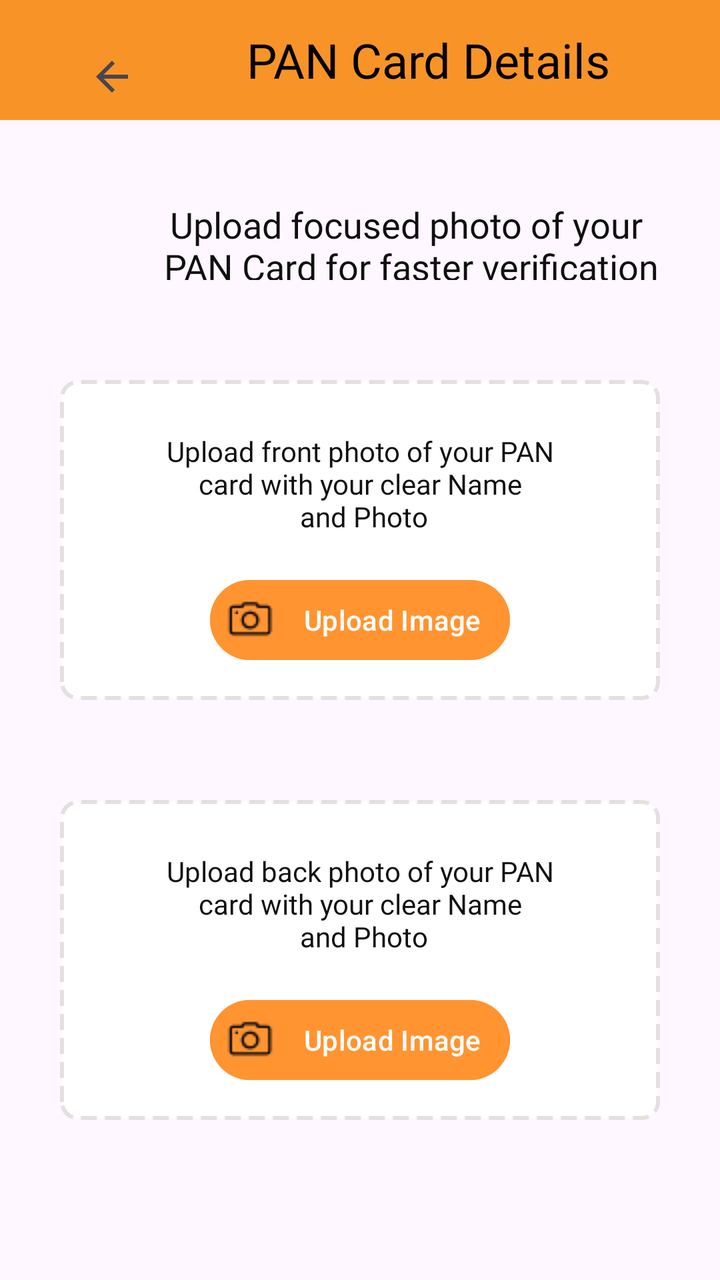
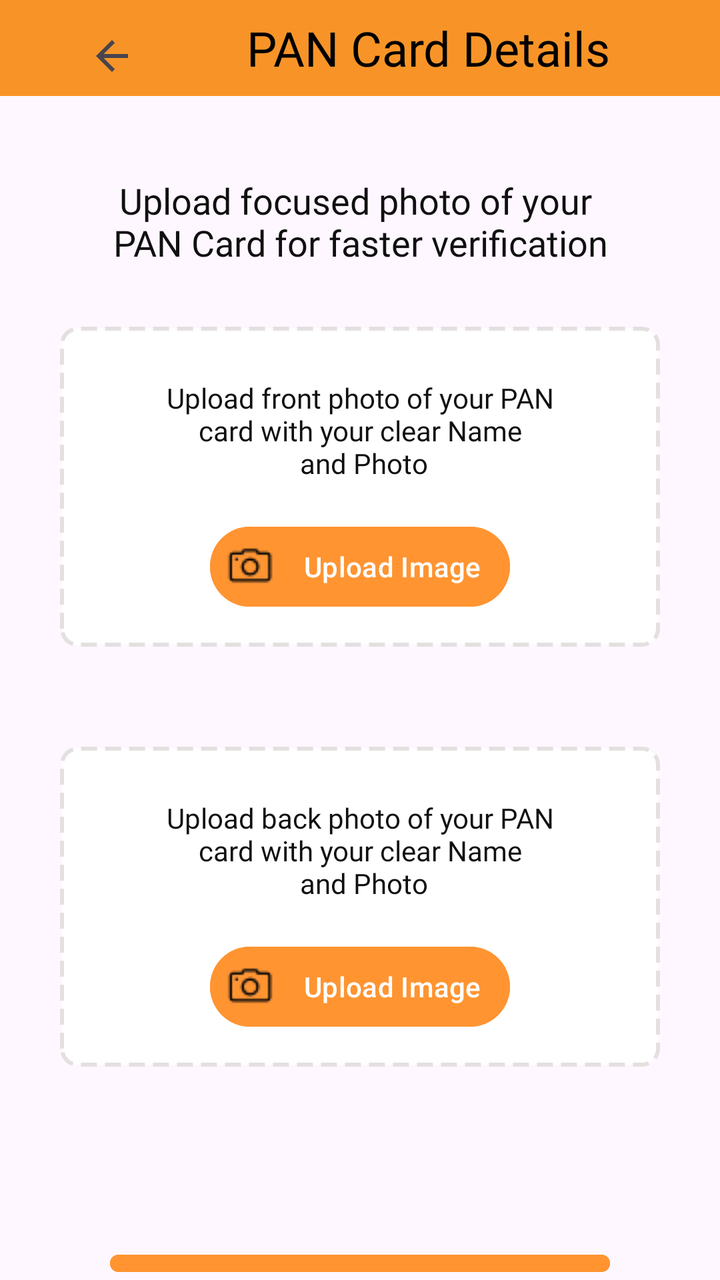

The first picture is an Android layout as it rendered before a commit; the second is the same layout after the commit. The layout source and the unified diff follow.
<!-- AndroidManifest.xml: application theme Theme.B2CDeliveryApp -->
<!-- res/layout/activity_pan_card.xml -->
<?xml version="1.0" encoding="utf-8"?>
<LinearLayout xmlns:android="http://schemas.android.com/apk/res/android"
    xmlns:app="http://schemas.android.com/apk/res-auto"
    android:layout_width="match_parent"
    android:layout_height="match_parent"
    xmlns:tools="http://schemas.android.com/tools"
    android:id="@+id/linearlayoutpan"
    android:orientation="vertical"
    tools:context=".PanCard">


    <LinearLayout
        android:id="@+id/main"
        android:layout_width="match_parent"
        android:layout_height="wrap_content"
        android:layout_marginBottom="40dp"
        android:background="#F89427"
        android:orientation="horizontal">

        <Button
            android:id="@+id/panBackBtn"
            android:layout_width="48dp"
            android:layout_height="48dp"
            android:layout_marginLeft="20dp"
            android:text="do"
            android:background="@android:color/transparent"
            android:drawableLeft="@drawable/baseline_arrow_back_black"
            android:gravity="center_vertical" />

        <TextView

            android:id="@+id/textView"
            android:layout_width="match_parent"
            android:layout_height="180px"
            android:background="#F89427"
            android:fontFamily="@font/archivo_bold"

            android:gravity="center"
            android:text="PAN Card Details"
            android:textAlignment="center"
            android:textColor="@color/black"
            android:textSize="24sp" />


    </LinearLayout>

    <TextView
        android:id="@+id/textView2"
        android:layout_width="351dp"
        android:layout_height="40dp"
        android:layout_marginLeft="30dp"
        android:fontFamily="@font/archivo_medium"
        android:text="Upload focused photo of your \nPAN Card for faster verification"
        android:textAlignment="center"
        android:textColor="#101010"
        android:textSize="18sp" />

    <LinearLayout
        android:layout_width="match_parent"
        android:layout_height="wrap_content"
        android:orientation="vertical"
        android:layout_marginLeft="30dp"
        android:layout_marginTop="50dp"
        android:layout_marginRight="30dp"
        android:background="@drawable/border"
        android:padding="16dp">

        <TextView
            android:id="@+id/frontPanTextView"
            android:layout_width="match_parent"
            android:layout_height="80dp"
            android:fontFamily="@font/archivo_medium"
            android:paddingTop="10dp"
            android:text="Upload front photo of your PAN\n card with your clear Name \n and Photo"
            android:textAlignment="center"
            android:textColor="#101010" />

        <Button
            android:id="@+id/front_pan_upload_button"
            android:layout_width="150dp"
            android:layout_height="wrap_content"
            android:padding="8dp"
            android:drawableLeft="@drawable/camera"
            android:textAlignment="center"
            android:backgroundTint="@color/orange"
            android:layout_gravity="center"
            android:text="Upload Image" />
    </LinearLayout>

    <LinearLayout
        android:layout_width="match_parent"
        android:layout_height="wrap_content"
        android:orientation="vertical"
        android:layout_marginLeft="30dp"
        android:layout_marginTop="50dp"
        android:layout_marginRight="30dp"
        android:background="@drawable/border"
        android:padding="16dp">

        <TextView
            android:id="@+id/back_pan_text_view"
            android:layout_width="match_parent"
            android:layout_height="80dp"
            android:fontFamily="@font/archivo_medium"
            android:paddingTop="10dp"
            android:text="Upload back photo of your PAN\n card with your clear Name \n and Photo"
            android:textAlignment="center"
            android:textColor="#101010" />

        <Button
            android:id="@+id/back_pan_upload_button"
            android:layout_width="150dp"
            android:layout_height="wrap_content"
            android:padding="8dp"
            android:drawableLeft="@drawable/camera"
            android:textAlignment="center"
            android:backgroundTint="@color/orange"
            android:layout_gravity="center"
            android:text="Upload Image" />
    </LinearLayout>


    <Button
        android:id="@+id/submit_pan_button"
        android:layout_width="250dp"
        android:layout_height="wrap_content"
        android:layout_marginStart="20dp"
        android:layout_marginEnd="20dp"
        android:layout_marginTop="90dp"
        android:textSize="20sp"
        android:textColor="#FFFFFF"
        android:paddingTop="16dp"
        android:text="Submit"
        android:paddingHorizontal="8dp"
        android:paddingBottom="12dp"
        android:backgroundTint="@color/orange"
        android:layout_gravity="center"/>

</LinearLayout>
<!-- resources referenced by this layout -->
<resources>
  <color name="black">#FF000000</color>
  <color name="orange">#FF9431</color>
  <!-- drawable baseline_arrow_back_black (drawable) -->
  <vector xmlns:android="http://schemas.android.com/apk/res/android"
      android:autoMirrored="true"
      android:height="24dp"
      android:viewportHeight="24"
      android:viewportWidth="24"
      android:width="24dp">
  
      <path
          android:fillColor="?attr/colorControlNormal"
          android:pathData="M20,11H7.83l5.59,-5.59L12,4l-8,8 8,8 1.41,-1.41L7.83,13H20v-2z" />
  </vector>
  <!-- drawable border (drawable) -->
  <?xml version="1.0" encoding="utf-8"?>
  <shape xmlns:android="http://schemas.android.com/apk/res/android">
      <solid android:color="#FFFFFF"/>
      <stroke
          android:width="2dp"
          android:color="@color/grey"
      android:dashWidth="8dp"
      android:dashGap="4dp"/>
      <corners android:radius="8dp"/>
  </shape>
  <!-- drawable camera: png bitmap (drawable, 815 bytes) -->
  <style name="Theme.B2CDeliveryApp" parent="Base.Theme.B2CDeliveryApp" />
  <color name="grey">#E4E0E0</color>
  <style name="Base.Theme.B2CDeliveryApp" parent="Theme.Material3.DayNight.NoActionBar">
          
          
      </style>
</resources>

<!-- the commit's change to res/layout/activity_pan_card.xml (unified diff, before → after) -->
@@ -1,139 +1,153 @@
 <?xml version="1.0" encoding="utf-8"?>
-<LinearLayout xmlns:android="http://schemas.android.com/apk/res/android"
+<androidx.coordinatorlayout.widget.CoordinatorLayout
+    xmlns:android="http://schemas.android.com/apk/res/android"
     xmlns:app="http://schemas.android.com/apk/res-auto"
+    xmlns:tools="http://schemas.android.com/tools"
     android:layout_width="match_parent"
     android:layout_height="match_parent"
-    xmlns:tools="http://schemas.android.com/tools"
+    android:fitsSystemWindows="true"
     android:id="@+id/linearlayoutpan"
-    android:orientation="vertical"
     tools:context=".PanCard">
 
+    
+    <LinearLayout
+        android:layout_width="match_parent"
+        android:layout_height="match_parent"
+        android:orientation="vertical">
 
-    <LinearLayout
-        android:id="@+id/main"
-        android:layout_width="match_parent"
-        android:layout_height="wrap_content"
-        android:layout_marginBottom="40dp"
-        android:background="#F89427"
-        android:orientation="horizontal">
+        
+        <LinearLayout
+            android:id="@+id/main"
+            android:layout_width="match_parent"
+            android:layout_height="wrap_content"
+            android:layout_marginBottom="40dp"
+            android:background="#F89427"
+            android:orientation="horizontal">
 
+            <Button
+                android:id="@+id/panBackBtn"
+                android:layout_width="48dp"
+                android:layout_height="48dp"
+                android:layout_marginLeft="20dp"
+                android:background="@android:color/transparent"
+                android:text=""
+                android:drawableLeft="@drawable/baseline_arrow_back_black" />
+
+            <TextView
+                android:id="@+id/textView"
+                android:layout_width="match_parent"
+                android:layout_height="48dp"
+                android:background="#F89427"
+                android:fontFamily="@font/archivo_bold"
+                android:gravity="center"
+                android:text="PAN Card Details"
+                android:textAlignment="center"
+                android:textColor="@color/black"
+                android:textSize="24sp" />
+        </LinearLayout>
+
+        
+        <TextView
+            android:id="@+id/textView2"
+            android:layout_width="match_parent"
+            android:layout_height="wrap_content"
+            android:layout_marginHorizontal="30dp"
+            android:fontFamily="@font/archivo_medium"
+            android:text="Upload focused photo of your \nPAN Card for faster verification"
+            android:textAlignment="center"
+            android:textColor="#101010"
+            android:textSize="18sp" />
+
+        
+        <LinearLayout
+            android:layout_width="match_parent"
+            android:layout_height="wrap_content"
+            android:orientation="vertical"
+            android:layout_margin="30dp"
+            android:background="@drawable/border"
+            android:padding="16dp">
+
+            <TextView
+                android:id="@+id/frontPanTextView"
+                android:layout_width="match_parent"
+                android:layout_height="80dp"
+                android:fontFamily="@font/archivo_medium"
+                android:paddingTop="10dp"
+                android:text="Upload front photo of your PAN\n card with your clear Name \n and Photo"
+                android:textAlignment="center"
+                android:textColor="#101010" />
+
+            <Button
+                android:id="@+id/front_pan_upload_button"
+                android:layout_width="150dp"
+                android:layout_height="wrap_content"
+                android:padding="8dp"
+                android:drawableLeft="@drawable/camera"
+                android:backgroundTint="@color/orange"
+                android:textAlignment="center"
+                android:layout_gravity="center"
+                android:text="Upload Image" />
+        </LinearLayout>
+
+        
+        <LinearLayout
+            android:layout_width="match_parent"
+            android:layout_height="wrap_content"
+            android:orientation="vertical"
+            android:layout_marginHorizontal="30dp"
+            android:layout_marginTop="20dp"
+            android:background="@drawable/border"
+            android:padding="16dp">
+
+            <TextView
+                android:id="@+id/back_pan_text_view"
+                android:layout_width="match_parent"
+                android:layout_height="80dp"
+                android:fontFamily="@font/archivo_medium"
+                android:paddingTop="10dp"
+                android:text="Upload back photo of your PAN\n card with your clear Name \n and Photo"
+                android:textAlignment="center"
+                android:textColor="#101010" />
+
+            <Button
+                android:id="@+id/back_pan_upload_button"
+                android:layout_width="150dp"
+                android:layout_height="wrap_content"
+                android:padding="8dp"
+                android:drawableLeft="@drawable/camera"
+                android:backgroundTint="@color/orange"
+                android:textAlignment="center"
+                android:layout_gravity="center"
+                android:text="Upload Image" />
+        </LinearLayout>
+
+        
         <Button
-            android:id="@+id/panBackBtn"
-            android:layout_width="48dp"
-            android:layout_height="48dp"
-            android:layout_marginLeft="20dp"
-            android:text="do"
-            android:background="@android:color/transparent"
-            android:drawableLeft="@drawable/baseline_arrow_back_black"
-            android:gravity="center_vertical" />
-
-        <TextView
-
-            android:id="@+id/textView"
-            android:layout_width="match_parent"
-            android:layout_height="180px"
-            android:background="#F89427"
-            android:fontFamily="@font/archivo_bold"
-
-            android:gravity="center"
-            android:text="PAN Card Details"
-            android:textAlignment="center"
-            android:textColor="@color/black"
-            android:textSize="24sp" />
-
-
+            android:id="@+id/submit_pan_button"
+            android:layout_width="250dp"
+            android:layout_height="wrap_content"
+            android:layout_marginTop="90dp"
+            android:textSize="20sp"
+            android:textColor="#FFFFFF"
+            android:paddingTop="16dp"
+            android:paddingHorizontal="8dp"
+            android:paddingBottom="12dp"
+            android:backgroundTint="@color/orange"
+            android:layout_gravity="center"
+            android:text="Submit" />
     </LinearLayout>
 
-    <TextView
-        android:id="@+id/textView2"
-        android:layout_width="351dp"
-        android:layout_height="40dp"
-        android:layout_marginLeft="30dp"
-        android:fontFamily="@font/archivo_medium"
-        android:text="Upload focused photo of your \nPAN Card for faster verification"
-        android:textAlignment="center"
-        android:textColor="#101010"
-        android:textSize="18sp" />
+    
+    <FrameLayout
+        android:id="@+id/loaderContainer"
+        android:layout_width="match_parent"
+        android:layout_height="match_parent"
+        android:visibility="gone"
+        android:background="#80000000">
 
-    <LinearLayout
-        android:layout_width="match_parent"
-        android:layout_height="wrap_content"
-        android:orientation="vertical"
-        android:layout_marginLeft="30dp"
-        android:layout_marginTop="50dp"
-        android:layout_marginRight="30dp"
-        android:background="@drawable/border"
-        android:padding="16dp">
-
-        <TextView
-            android:id="@+id/frontPanTextView"
-            android:layout_width="match_parent"
-            android:layout_height="80dp"
-            android:fontFamily="@font/archivo_medium"
-            android:paddingTop="10dp"
-            android:text="Upload front photo of your PAN\n card with your clear Name \n and Photo"
-            android:textAlignment="center"
-            android:textColor="#101010" />
-
-        <Button
-            android:id="@+id/front_pan_upload_button"
-            android:layout_width="150dp"
+        <ProgressBar
+            android:layout_width="wrap_content"
             android:layout_height="wrap_content"
-            android:padding="8dp"
-            android:drawableLeft="@drawable/camera"
-            android:textAlignment="center"
-            android:backgroundTint="@color/orange"
-            android:layout_gravity="center"
-            android:text="Upload Image" />
-    </LinearLayout>
-
-    <LinearLayout
-        android:layout_width="match_parent"
-        android:layout_height="wrap_content"
-        android:orientation="vertical"
-        android:layout_marginLeft="30dp"
-        android:layout_marginTop="50dp"
-        android:layout_marginRight="30dp"
-        android:background="@drawable/border"
-        android:padding="16dp">
-
-        <TextView
-            android:id="@+id/back_pan_text_view"
-            android:layout_width="match_parent"
-            android:layout_height="80dp"
-            android:fontFamily="@font/archivo_medium"
-            android:paddingTop="10dp"
-            android:text="Upload back photo of your PAN\n card with your clear Name \n and Photo"
-            android:textAlignment="center"
-            android:textColor="#101010" />
-
-        <Button
-            android:id="@+id/back_pan_upload_button"
-            android:layout_width="150dp"
-            android:layout_height="wrap_content"
-            android:padding="8dp"
-            android:drawableLeft="@drawable/camera"
-            android:textAlignment="center"
-            android:backgroundTint="@color/orange"
-            android:layout_gravity="center"
-            android:text="Upload Image" />
-    </LinearLayout>
-
-
-    <Button
-        android:id="@+id/submit_pan_button"
-        android:layout_width="250dp"
-        android:layout_height="wrap_content"
-        android:layout_marginStart="20dp"
-        android:layout_marginEnd="20dp"
-        android:layout_marginTop="90dp"
-        android:textSize="20sp"
-        android:textColor="#FFFFFF"
-        android:paddingTop="16dp"
-        android:text="Submit"
-        android:paddingHorizontal="8dp"
-        android:paddingBottom="12dp"
-        android:backgroundTint="@color/orange"
-        android:layout_gravity="center"/>
-
-</LinearLayout>
+            android:layout_gravity="center" />
+    </FrameLayout>
+</androidx.coordinatorlayout.widget.CoordinatorLayout>
